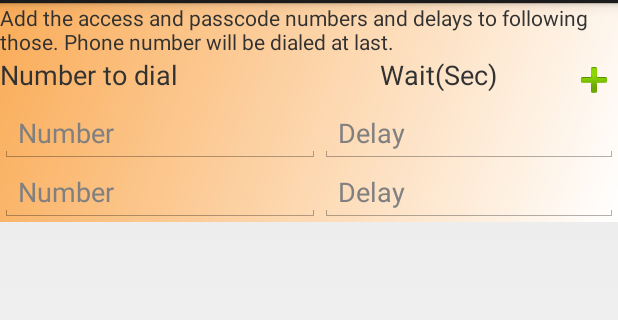
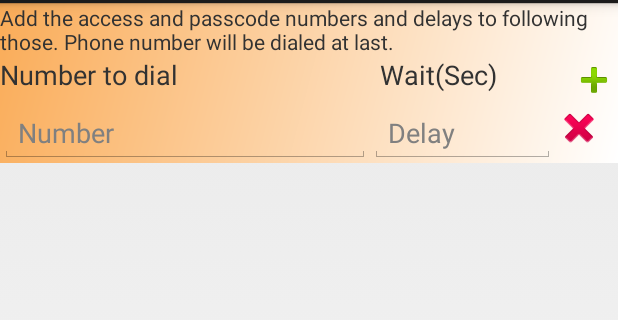
Before and after one commit to ponmaran/JumpCall, an Android app: the screen it shows after launch (MainActivity), in the options menu, after a tap on "Save", on a phone screen of 412 x 824 dp, the part 69-389 px from its top. Run offline under Robolectric (Android 15) with nearby library versions, the phone set to English and light mode, and no system bars.

Commit message:
View building and data capture made more dynamic excluding static keys and replacing XMLPullParser with LayoutInflater. New button added to delete a single row. SDK Version requirements updated Methods are made more moduler

```diff
--- a/app/src/main/java/com/ponmaran/JumpCall/MainActivity.java
+++ b/app/src/main/java/com/ponmaran/JumpCall/MainActivity.java
@@ -1,132 +1,50 @@
 package com.ponmaran.JumpCall;
-
-import java.io.IOException;
-
-import org.xmlpull.v1.XmlPullParser;
-import org.xmlpull.v1.XmlPullParserException;
 
 import android.app.Activity;
 import android.content.Context;
 import android.content.SharedPreferences;
-import android.content.res.Resources;
 import android.os.Bundle;
-import android.util.AttributeSet;
 import android.util.Log;
-import android.util.Xml;
+import android.view.LayoutInflater;
 import android.view.Menu;
 import android.view.MenuItem;
 import android.view.View;
-import android.view.ViewGroup.LayoutParams;
 import android.widget.EditText;
 import android.widget.ImageButton;
 import android.widget.LinearLayout;
-import android.widget.RelativeLayout;
-import android.widget.ScrollView;
-import android.widget.Switch;
-import android.widget.TextView;
 import android.widget.Toast;
+
+import org.apache.commons.lang3.StringUtils;
+
+import java.util.ArrayList;
+import java.util.Arrays;
+import java.util.List;
 
 public class MainActivity extends Activity {
     private final String TAG = "MainActivity";
+    static final String SHARED_PREF_NAME = "BRIDGE_DATA";
+    static final String SHARED_PREF_KEY_BRIDGES = "BRIDGE";
 
-	public final static String EXT_ORG_NUM = "com.ponmaran.JumpCall.ORG_NUM";
-	public final static String EXT_BUILT_NUM_SEQ = "com.ponmaran.JumpCall.BUILT_NUM_SEQ";
-	protected static String BRIDGE_PAIRS = new String();
-	public static AttributeSet attr_num = null, attr_delay = null;
+    private SharedPreferences sharedPref;
 
-    private ScrollView baseLayout;
+    private LinearLayout fieldParent;
 
-	@Override
-    public void onCreate(Bundle savedInstanceState) {
+	@Override public void onCreate(Bundle savedInstanceState) {
         super.onCreate(savedInstanceState);
+        Log.d(TAG, "onCreate");
         setContentView(R.layout.activity_main);
-        // Get shared preferences
-        baseLayout = (ScrollView) findViewById(R.id.base_layout);
+
+        fieldParent = (LinearLayout) findViewById(R.id.field_parent);
+
         ImageButton buttonPlus = (ImageButton) findViewById(R.id.buttonAddRow);
         buttonPlus.setOnClickListener(listener);
 
-        SharedPreferences sharedPref = getSharedPreferences(getString(R.string.shared_prefs_file), Context.MODE_PRIVATE);
-        String a = sharedPref.getString(getString(R.string.bridgeNum), getString(R.string.bridge_default_value));
-        String b = sharedPref.getString(getString(R.string.delayTime), getString(R.string.delay_default_value));
-        String[] bridgeNum = a.split(":");
-        String[] delayTime = b.split(":",bridgeNum.length);
+        sharedPref = getSharedPreferences(SHARED_PREF_NAME, Context.MODE_PRIVATE);
 
-        int i=0;
-        RelativeLayout fieldParent = (RelativeLayout) findViewById(R.id.field_parent);
-
-/*		Display saved data
-  		for(;i<bridgeNum.length;i++){
-        	System.out.println("Num \"" + bridgeNum[i] +"\" Del \"" + delayTime[i] + "\"");
+        String[][] set = getSavedBridgeData();
+        for (String[] aSet : set) {
+            addFieldSet(aSet[0], aSet[1]);
         }
-*/
-        Resources r = getResources();
-        XmlPullParser parser = r.getXml(R.layout.attr_num);
-
-        int state = 0;
-        do {
-            try {
-                state = parser.next();
-            } catch (XmlPullParserException e1) {
-                e1.printStackTrace();
-            } catch (IOException e1) {
-                e1.printStackTrace();
-            }
-            if (state == XmlPullParser.START_TAG) {
-                if (parser.getName().equals("EditText")) {
-                    attr_num = Xml.asAttributeSet(parser);
-                    break;
-                }
-            }
-        } while(state != XmlPullParser.END_DOCUMENT);
-
-        state = 0;
-        parser = r.getXml(R.layout.attr_del);
-        do {
-            try {
-                state = parser.next();
-            } catch (XmlPullParserException e1) {
-                e1.printStackTrace();
-            } catch (IOException e1) {
-                e1.printStackTrace();
-            }
-            if (state == XmlPullParser.START_TAG) {
-                if (parser.getName().equals("EditText")) {
-                    attr_delay = Xml.asAttributeSet(parser);
-                    break;
-                }
-            }
-        } while(state != XmlPullParser.END_DOCUMENT);
-
-        i=0;
-        do{
-        	LinearLayout ll = new LinearLayout(this);
-        	ll.setId(10 + i);
-        	ll.setOrientation(LinearLayout.HORIZONTAL);
-        	if (i == 0){
-            	fieldParent.addView(ll);
-        	}
-        	else{
-        		RelativeLayout.LayoutParams fieldSetLP = new RelativeLayout.LayoutParams(LayoutParams.WRAP_CONTENT,LayoutParams.WRAP_CONTENT);
-        		fieldSetLP.addRule(RelativeLayout.BELOW, 10 + (i - 1));
-        		fieldParent.addView(ll, fieldSetLP);
-        	}
-
-            EditText numberBox = new EditText(this, attr_num);
-            numberBox.setId(100 + i);
-
-            numberBox.setText(bridgeNum[i], TextView.BufferType.NORMAL);
-
-            EditText delayBox = new EditText(this, attr_delay);
-            delayBox.setId(200 + i);
-
-            delayBox.setText(delayTime[i], TextView.BufferType.NORMAL);
-
-            ll.addView(numberBox);
-            ll.addView(delayBox);
-
-            i++;
-        }while(i<bridgeNum.length && !bridgeNum[i].equals(""));
-        setContentView(baseLayout);
     }
 
     private View.OnClickListener listener = new View.OnClickListener() {
@@ -135,7 +53,12 @@
             Log.d(TAG, "onClick");
             switch (view.getId()){
                 case R.id.buttonAddRow:
-                    pressAdd();
+                    addFieldSet("","");
+                    break;
+                case R.id.buttonDeleteRow:
+                    Log.d(TAG, "delete pressed");
+                    LinearLayout v = (LinearLayout) view.getParent();
+                    fieldParent.removeView(v);
                     break;
             }
         }
@@ -149,117 +72,108 @@
     @Override public boolean onOptionsItemSelected(MenuItem item){
         switch (item.getItemId()) {
             case R.id.menu_save:
-                editDone();
+                saveBridgeData(captureBridgeDataFromView());
+                Toast.makeText(getApplicationContext(), "Data Saved!", Toast.LENGTH_LONG).show();
                 return true;
             case R.id.menu_reset:
-                pressReset();
+                fieldParent.removeAllViews();
+                saveBridgeData(new String[][]{{"",""}});
+                addFieldSet("","");
                 return true;
             default:
                 return super.onOptionsItemSelected(item);
         }
-
     }
 
-    /** Called when the user clicks the Send button */
-    public void editDone() {
+    @Override public void onBackPressed() {
+        Log.d(TAG, "onBackPressed");
+        String[][] a = captureBridgeDataFromView();
+        String[][] b = getSavedBridgeData();
 
-    	String bridgeNum = new String(),delayTime = new String();
-    	for(int i=0;findViewById(100 + i) != null ; i++){
-            EditText numBox = (EditText) findViewById(100 + i);
-            EditText delBox = (EditText) findViewById(200 + i);
-            String number = numBox.getText().toString();
-            if (number.equals("")){
-            	continue;
+        if(a.length != b.length){
+            saveBridgeData(a);
+            Toast.makeText(getApplicationContext(), "Data Saved!", Toast.LENGTH_LONG).show();
         }
-            else{
-            	if (bridgeNum.equals("")){
-            		bridgeNum = number;
-            		delayTime = delBox.getText().toString();
-            	}
-            	else{
-            		bridgeNum = bridgeNum + ":" + number;
-            		delayTime = delayTime + ":" + delBox.getText().toString();
+        else
+            for (int i = 0; i < a.length; i++) {
+                if (!Arrays.equals(a[i], b[i])){
+                    saveBridgeData(a);
+                    Toast.makeText(getApplicationContext(), "Data Saved!", Toast.LENGTH_LONG).show();
                 }
         }
-    	}
-//    	System.out.println("Number " + bridgeNum);
-//    	System.out.println("Delay " + delayTime);
-
-        SharedPreferences sharedPref = this.getSharedPreferences(getString(R.string.shared_prefs_file), Context.MODE_PRIVATE);
-        SharedPreferences.Editor editor = sharedPref.edit();
-        editor.putString(getString(R.string.bridgeNum), bridgeNum);
-        editor.putString(getString(R.string.delayTime), delayTime);
-        editor.commit();
-
-    	Toast.makeText(getApplicationContext(), "Information saved successfully!", Toast.LENGTH_LONG).show();
+        super.onBackPressed();
     }
 
-    /** Called when the user clicks the Reset button */
-    public void pressReset() {
+    public String[][] captureBridgeDataFromView() {
+        Log.d(TAG, "Read Data from user");
+        List<String[]> setList = new ArrayList<String[]>();
+        for(int i=0; i < fieldParent.getChildCount();i++){
+            View viewBridgeSetHolder = fieldParent.getChildAt(i);
+            EditText numBox = (EditText) viewBridgeSetHolder.findViewById(R.id.editTextNumber);
+            EditText delBox = (EditText) viewBridgeSetHolder.findViewById(R.id.editTextDelay);
 
-    	RelativeLayout fieldParent = (RelativeLayout) findViewById(R.id.field_parent);
-    	fieldParent.removeAllViews();
-
-    	LinearLayout ll = new LinearLayout(this);
-    	ll.setId(10);
-    	ll.setOrientation(LinearLayout.HORIZONTAL);
-
-		RelativeLayout.LayoutParams fieldSetLP = new RelativeLayout.LayoutParams(LayoutParams.WRAP_CONTENT,LayoutParams.WRAP_CONTENT);
-		fieldSetLP.addRule(RelativeLayout.BELOW, 10 - 1);
-		fieldParent.addView(ll, fieldSetLP);
-
-		EditText numBox = new EditText(this, attr_num);
-    	numBox.setId(100);
-    	numBox.setText(R.string.bridge_default_value, TextView.BufferType.NORMAL);
-
-    	ll.addView(numBox);
-
-        EditText delBox = new EditText(this, attr_delay);
-        delBox.setId(200);
-        delBox.setText(R.string.delay_default_value, TextView.BufferType.NORMAL);
-
-        ll.addView(delBox);
-
-        setContentView(baseLayout);
-
-        SharedPreferences sharedPref = this.getSharedPreferences(getString(R.string.shared_prefs_file), Context.MODE_PRIVATE);
-        SharedPreferences.Editor editor = sharedPref.edit();
-        editor.putString(getString(R.string.bridgeNum), getString(R.string.bridge_default_value));
-        editor.putString(getString(R.string.delayTime), getString(R.string.delay_default_value));
-        editor.commit();
-    	Toast.makeText(getApplicationContext(), "Reset Successful!", Toast.LENGTH_LONG).show();
+            String[] lineData = new String[2];
+            lineData[0] = numBox.getText().toString();
+            if (lineData[0].length() > 0)
+                lineData[1] = delBox.getText().toString();
+            setList.add(i, lineData);
         }
 
-    /** Called when the user clicks the Call button */
-    public void pressAdd() {
+        String[][] setArray = new String[setList.size()][2];
+        for(int i=0; i<setList.size();i++)
+            setArray[i] = setList.get(i);
 
-        Log.d(TAG, "New Row");
-        RelativeLayout fieldParent = (RelativeLayout) findViewById(R.id.field_parent);
+//        for(String[] a:setArray) Log.d(TAG, a[0] + " " + a[1]);
 
-    	int i;
-    	for(i=0;findViewById(100 + i) != null ; i++){
-//    		System.out.println("Box Count");
-    	};
+        return setArray;
+    }
 
-    	LinearLayout ll = new LinearLayout(this);
-    	ll.setId(10 + i);
-    	ll.setOrientation(LinearLayout.HORIZONTAL);
+    private void addFieldSet(String number, String delay){
+        Log.d(TAG, "Insert a line");
+        LinearLayout fieldSet = (LinearLayout) LayoutInflater.from(fieldParent.getContext()).inflate(R.layout.number_delay_set,fieldParent,false);
+        LinearLayout.LayoutParams setParams = new LinearLayout.LayoutParams(LinearLayout.LayoutParams.MATCH_PARENT, LinearLayout.LayoutParams.WRAP_CONTENT);
+        setParams.weight = 10f;
+        setParams.setLayoutDirection(LinearLayout.HORIZONTAL);
+        fieldParent.addView(fieldSet,fieldParent.getChildCount(),setParams);
 
-		RelativeLayout.LayoutParams fieldSetLP = new RelativeLayout.LayoutParams(LayoutParams.WRAP_CONTENT,LayoutParams.WRAP_CONTENT);
-		fieldSetLP.addRule(RelativeLayout.BELOW, 10 + (i - 1));
-		fieldParent.addView(ll, fieldSetLP);
+        int displayWidth = getWindowManager().getDefaultDisplay().getWidth();
+        EditText numberBox = (EditText) fieldSet.findViewById(R.id.editTextNumber);
+        LinearLayout.LayoutParams numberParams = new LinearLayout.LayoutParams((displayWidth * 6)/10, LinearLayout.LayoutParams.WRAP_CONTENT);
+        numberBox.setLayoutParams(numberParams);
 
-    	EditText numBox = new EditText(this, attr_num);
-    	numBox.setId(100 + i);
-    	numBox.setText(R.string.bridge_default_value, TextView.BufferType.NORMAL);
-    	ll.addView(numBox);
+        EditText delayBox = (EditText) fieldSet.findViewById(R.id.editTextDelay);
+        LinearLayout.LayoutParams delayParams = new LinearLayout.LayoutParams((displayWidth * 3)/10, LinearLayout.LayoutParams.WRAP_CONTENT);
+        delayBox.setLayoutParams(delayParams);
 
-        EditText delBox = new EditText(this, attr_delay);
-        delBox.setId(200 + i);
-        delBox.setText(R.string.delay_default_value, TextView.BufferType.NORMAL);
+        ImageButton buttonDeleteSet = (ImageButton) fieldSet.findViewById(R.id.buttonDeleteRow);
+        LinearLayout.LayoutParams buttonParams = new LinearLayout.LayoutParams(LinearLayout.LayoutParams.WRAP_CONTENT, LinearLayout.LayoutParams.WRAP_CONTENT);
+        buttonDeleteSet.setLayoutParams(buttonParams);
+        buttonDeleteSet.setOnClickListener(listener);
 
-        ll.addView(delBox);
+        numberBox.setText(number);
+        delayBox.setText(delay);
+    }
 
-        setContentView(baseLayout);
+    private String[][] getSavedBridgeData(){
+        Log.d(TAG, "Read saved data");
+        String a = sharedPref.getString(SHARED_PREF_KEY_BRIDGES, getString(R.string.bridge_default_value));
+        String[] pairs = StringUtils.split(a,":");
+        String[][] set = new String[pairs.length][2];
+        for(int i=0;i<pairs.length;i++)
+            set[i] = StringUtils.split(pairs[i],"~");
+        return set;
+    }
+
+    private void saveBridgeData(String[][] set){
+        Log.d(TAG, "Write user data");
+
+        String[] pairs = new String[set.length];
+        for(int i=0;i<set.length;i++){
+            pairs[i] = StringUtils.join(set[i],'~');
+        }
+
+        SharedPreferences.Editor editor = sharedPref.edit();
+        editor.putString(SHARED_PREF_KEY_BRIDGES, StringUtils.join(pairs, ':'));
+        editor.apply();
     }
 }
--- a/app/src/main/res/layout/activity_main.xml
+++ b/app/src/main/res/layout/activity_main.xml
@@ -7,6 +7,7 @@
         android:layout_height="wrap_content"
         android:background="@drawable/bg_color"
         android:orientation="vertical">
+
         <TextView
             android:id="@+id/instruction_text"
             android:layout_width="wrap_content"
@@ -38,8 +39,9 @@
                 android:background="@android:drawable/ic_input_add"/>
         </LinearLayout>
 
-        <RelativeLayout
+        <LinearLayout
             android:id="@+id/field_parent"
+            android:orientation="vertical"
             android:layout_width="wrap_content"
             android:layout_height="wrap_content"
             android:layout_below="@id/fieldHeader" />
--- a/app/src/main/res/layout/attr_del.xml
+++ /dev/null
@@ -1,11 +0,0 @@
-<?xml version="1.0" encoding="utf-8"?>
-<EditText xmlns:android="http://schemas.android.com/apk/res/android"
-    android:id="@+id/attr_delay"
-    android:layout_width="74dp"
-    android:layout_height="match_parent"
-    android:layout_weight="1"
-    android:ems="10"
-    android:hint="@string/edit_delay_hint"
-    android:inputType="number"
-    android:maxLength="2" >
-</EditText>
--- a/app/src/main/res/layout/attr_num.xml
+++ /dev/null
@@ -1,12 +0,0 @@
-<?xml version="1.0" encoding="utf-8"?>
-<EditText xmlns:android="http://schemas.android.com/apk/res/android"
-    android:id="@+id/attr_number"
-    android:layout_width="wrap_content"
-    android:layout_height="wrap_content"
-    android:layout_weight="1"
-    android:ems="10"
-    android:hint="@string/edit_num_hint"
-    android:inputType="phone" >
-
-    <requestFocus />
-</EditText>
--- /dev/null
+++ b/app/src/main/res/layout/number_delay_set.xml
@@ -0,0 +1,34 @@
+<?xml version="1.0" encoding="utf-8"?>
+<LinearLayout xmlns:android="http://schemas.android.com/apk/res/android"
+    android:id="@+id/fieldSet"
+    android:orientation="horizontal"
+    android:layout_width="match_parent"
+    android:layout_height="wrap_content"
+    android:weightSum="10">
+
+    <EditText xmlns:android="http://schemas.android.com/apk/res/android"
+        android:id="@+id/editTextNumber"
+        android:layout_width="0dp"
+        android:layout_height="wrap_content"
+        android:layout_weight="6"
+        android:hint="@string/edit_num_hint"
+        android:inputType="phone" >
+    </EditText>
+
+    <EditText xmlns:android="http://schemas.android.com/apk/res/android"
+        android:id="@+id/editTextDelay"
+        android:layout_width="0dp"
+        android:layout_height="wrap_content"
+        android:layout_weight="3"
+        android:hint="@string/edit_delay_hint"
+        android:inputType="number"
+        android:maxLength="2" >
+    </EditText>
+
+    <ImageButton
+        android:id="@+id/buttonDeleteRow"
+        android:layout_width="wrap_content"
+        android:layout_height="wrap_content"
+        android:contentDescription="@string/desc_delete_row"
+        android:background="@android:drawable/ic_delete"/>
+</LinearLayout>
```
Also changed, not shown: app/build.gradle (+6 -2 lines), app/src/main/java/com/ponmaran/JumpCall/CatchOutgoingCall.java (+31 -28 lines). Lines whose indentation alone changed are shown as unchanged.
